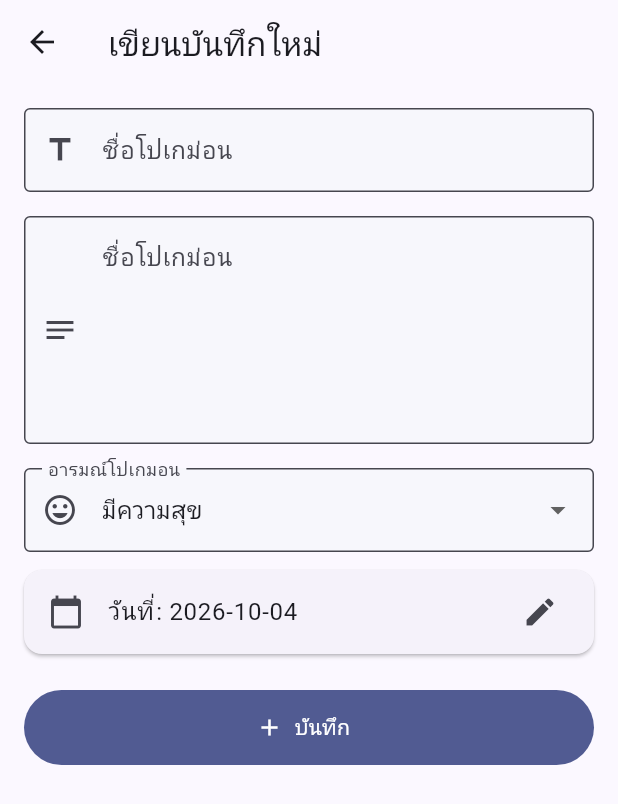
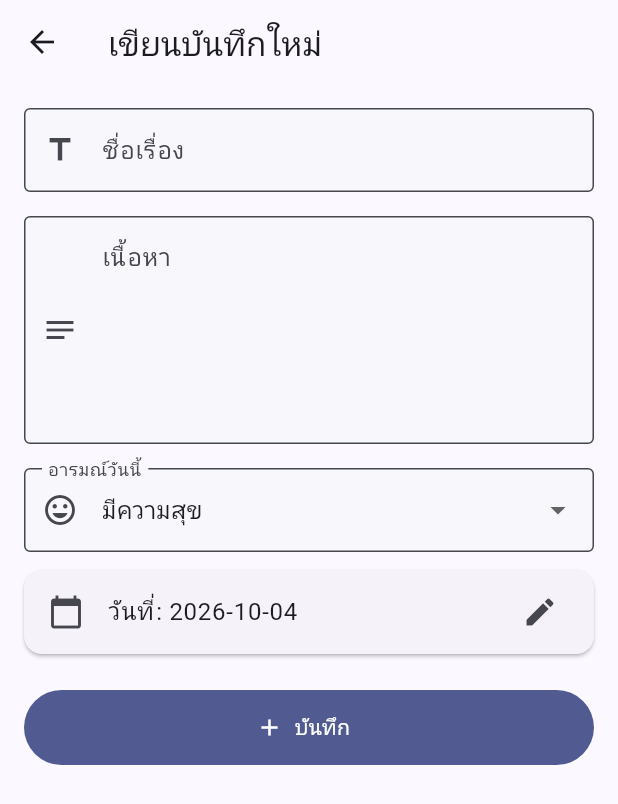
Before and after one commit to CallMeSova/Mobile_Lap, a Flutter app: the screen it shows after launch, after a tap on the "add" icon, on a phone screen of 412 x 824 dp. Shown: the top 804 px of the screen. Run offline on Flutter 3.47's test engine with Material 3 defaults, Android fonts, the light colour scheme and no system bars; our stand-ins replace sqflite; accounts and stored records are empty; network calls fail.

Commit message:
Revert to MyDiary (pre-pokemon): dummyjson quotes, MyDiary labels, remove pokemon.dart

```diff
--- a/lib/add_diary_page.dart
+++ b/lib/add_diary_page.dart
@@ -86,13 +86,13 @@ class _AddDiaryPageState extends State<AddDiaryPage> {
                   key: const Key('title-field'),
                   controller: _titleController,
                   decoration: const InputDecoration(
-                    labelText: 'ชื่อโปเกม่อน',
+                    labelText: 'ชื่อเรื่อง',
                     border: OutlineInputBorder(),
                     prefixIcon: Icon(Icons.title),
                   ),
                   validator: (value) {
                     if (value == null || value.trim().isEmpty) {
-                      return 'กรุณากรอกชื่อโปเกม่อน';
+                      return 'กรุณากรอกชื่อเรื่อง';
                     }
                     return null;
                   },
@@ -103,14 +103,14 @@ class _AddDiaryPageState extends State<AddDiaryPage> {
                   controller: _contentController,
                   maxLines: 5,
                   decoration: const InputDecoration(
-                    labelText: 'ชื่อโปเกม่อน',
+                    labelText: 'เนื้อหา',
                     alignLabelWithHint: true,
                     border: OutlineInputBorder(),
                     prefixIcon: Icon(Icons.notes),
                   ),
                   validator: (value) {
                     if (value == null || value.trim().isEmpty) {
-                      return 'กรอกชื่อโปเกม่อน';
+                      return 'กรุณากรอกเนื้อหา';
                     }
                     return null;
                   },
@@ -120,7 +120,7 @@ class _AddDiaryPageState extends State<AddDiaryPage> {
                   key: const Key('mood-field'),
                   initialValue: _selectedMood,
                   decoration: const InputDecoration(
-                    labelText: 'อารมณ์โปเกมอน',
+                    labelText: 'อารมณ์วันนี้',
                     border: OutlineInputBorder(),
                     prefixIcon: Icon(Icons.mood),
                   ),
--- a/lib/api_service.dart
+++ b/lib/api_service.dart
@@ -1,7 +1,6 @@
 import 'dart:async';
 import 'dart:convert';
 import 'dart:io';
-import 'dart:math';
 
 import 'package:http/http.dart' as http;
 
@@ -9,12 +8,11 @@ import 'quote.dart';
 
 /// ติดต่อ API คำคม และแปลงข้อผิดพลาดทางเทคนิคให้ผู้ใช้เข้าใจได้
 class ApiService {
-  final id = Random().nextInt(151) + 1;
   static Future<Quote> fetchQuote() async {
     try {
       // ใส่ timestamp เพื่อไม่ให้ browser/proxy ส่งคำตอบเก่าจาก cache
       // เมื่อผู้ใช้กดรีเฟรช จะได้เรียกคำคมใหม่จริง ๆ ทุกครั้ง
-      final url = Uri.https('pokeapi.co', '/api/v2/pokemon/10', {
+      final url = Uri.https('dummyjson.com', '/quotes/random', {
         '_': DateTime.now().millisecondsSinceEpoch.toString(),
       });
       final response = await http
--- a/lib/main.dart
+++ b/lib/main.dart
@@ -96,7 +96,7 @@ class _DiaryListPageState extends State<DiaryListPage> {
     try {
       await DatabaseHelper.insert(
         Diary(
-          title: 'โปเกม่อนนน',
+          title: 'คำคมประจำวัน',
           content: quote.text,
           quote: quote.text,
           date: _formatToday(),
@@ -107,11 +107,11 @@ class _DiaryListPageState extends State<DiaryListPage> {
       if (!mounted) return;
       ScaffoldMessenger.of(
         context,
-      ).showSnackBar(const SnackBar(content: Text('บันทึกโปเกมอนแล้ว')));
+      ).showSnackBar(const SnackBar(content: Text('บันทึกคำคมลงไดอารีแล้ว')));
     } catch (_) {
       if (!mounted) return;
       ScaffoldMessenger.of(context).showSnackBar(
-        const SnackBar(content: Text('บันทึกโปเกมอนไม่สำเร็จ กรุณาลองใหม่')),
+        const SnackBar(content: Text('บันทึกคำคมไม่สำเร็จ กรุณาลองใหม่')),
       );
     }
   }
@@ -128,10 +128,7 @@ class _DiaryListPageState extends State<DiaryListPage> {
               children: [
                 CircularProgressIndicator(),
                 SizedBox(height: 8),
-                Text(
-                  'กำลังโหลดโปเกเดกซ์...',
-                  style: TextStyle(color: Colors.grey),
-                ),
+                Text('กำลังโหลดคำคม...', style: TextStyle(color: Colors.grey)),
               ],
             ),
           );
@@ -149,7 +146,7 @@ class _DiaryListPageState extends State<DiaryListPage> {
                   children: [
                     const Icon(Icons.cloud_off, color: Colors.red, size: 32),
                     const SizedBox(height: 8),
-                    const Text('โหลดโปเกมอนไม่ได้'),
+                    const Text('โหลดคำคมไม่ได้'),
                     const SizedBox(height: 4),
                     Text(
                       message,
@@ -194,8 +191,7 @@ class _DiaryListPageState extends State<DiaryListPage> {
               ),
               const SizedBox(height: 8),
               Text(
-                // '— ${quote.author}',
-                '—',
+                '— ${quote.author}',
                 style: const TextStyle(color: Colors.grey),
               ),
               const SizedBox(height: 8),
@@ -203,7 +199,7 @@ class _DiaryListPageState extends State<DiaryListPage> {
                 key: const Key('save-quote-button'),
                 onPressed: () => _saveQuote(quote),
                 icon: const Icon(Icons.bookmark_add_outlined),
-                label: const Text('บันทึกโปเกมอนนี้'),
+                label: const Text('บันทึกคำคมนี้'),
               ),
             ],
           ),
@@ -410,12 +406,12 @@ class _DiaryListPageState extends State<DiaryListPage> {
   Widget build(BuildContext context) {
     return Scaffold(
       appBar: AppBar(
-        title: Text('เปเกเดกซ์ (${diaries.length})'),
+        title: Text('บันทึกของฉัน (${diaries.length})'),
         centerTitle: true,
         actions: [
           IconButton(
             key: const Key('refresh-quote-button'),
-            tooltip: 'รีเฟรชโปเกดกซ์',
+            tooltip: 'รีเฟรชคำคม',
             onPressed: _refreshQuote,
             icon: const Icon(Icons.refresh),
           ),
@@ -495,10 +491,7 @@ class _MainPageState extends State<MainPage> {
         selectedItemColor: Colors.indigo,
         onTap: (index) => setState(() => selectedIndex = index),
         items: const [
-          BottomNavigationBarItem(
-            icon: Icon(Icons.menu_book),
-            label: 'โปเกดกซ์',
-          ),
+          BottomNavigationBarItem(icon: Icon(Icons.menu_book), label: 'บันทึก'),
           BottomNavigationBarItem(icon: Icon(Icons.info), label: 'เกี่ยวกับ'),
         ],
       ),
```
Also changed, not shown: lib/pokemon.dart (deleted, +0 -35 lines), lib/quote.dart (+6 -2 lines).
